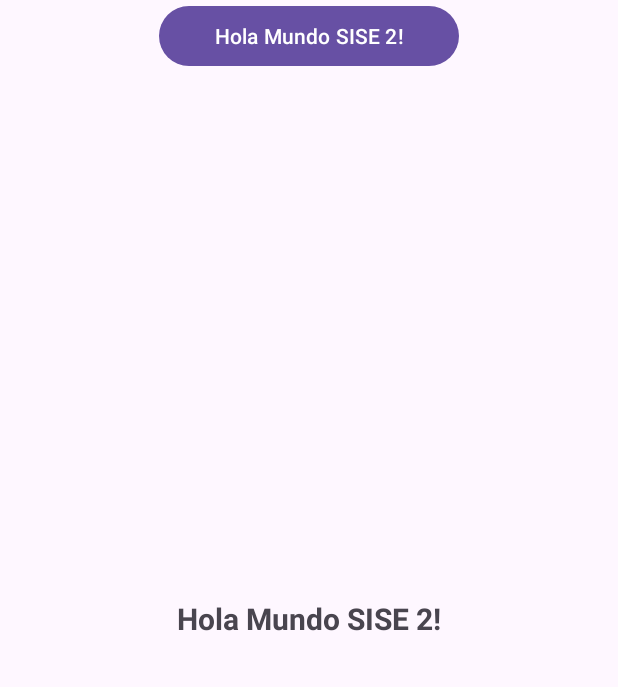
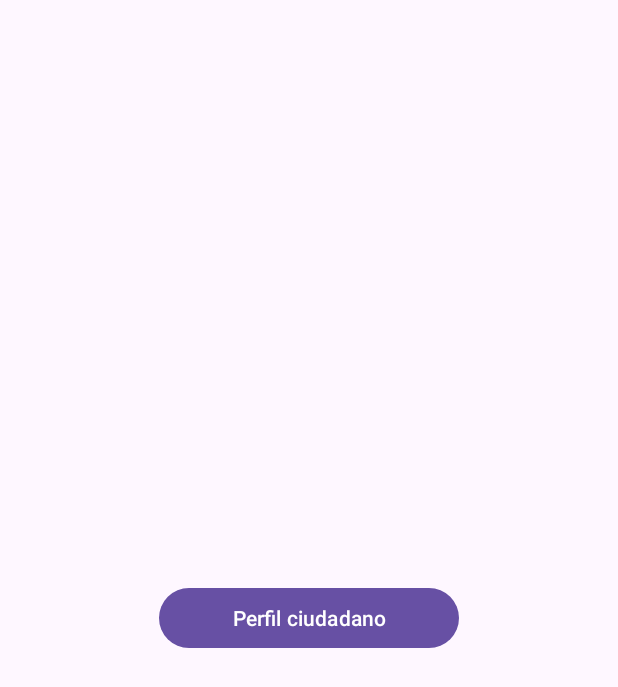
Before and after one commit to stefanodlc4/BotonPanico, an Android app: the screen it shows after launch (MainActivity), on a phone screen of 412 x 824 dp. Shown: the top 687 px of the screen. Run offline under Robolectric (Android 15) with nearby library versions, the phone set to English and light mode, and no system bars.

Commit message:
creacion activity perfil ciudadano

```diff
--- a/app/src/main/AndroidManifest.xml
+++ b/app/src/main/AndroidManifest.xml
@@ -13,6 +13,9 @@
         android:theme="@style/Theme.BotonPanico"
         tools:targetApi="31">
         <activity
+            android:name=".activities.PerfilCiudadanoActivity"
+            android:exported="false" />
+        <activity
             android:name=".MainActivity"
             android:exported="true">
             <intent-filter>
--- a/app/src/main/res/layout/activity_main.xml
+++ b/app/src/main/res/layout/activity_main.xml
@@ -7,26 +7,16 @@
     android:layout_height="match_parent"
     tools:context=".MainActivity">
 
-    <TextView
-        android:id="@+id/activitymain_tv_saludo_principal"
-        android:layout_width="wrap_content"
+
+    <Button
+        android:id="@+id/activitymain_btn_saludar"
+        android:layout_width="200sp"
         android:layout_height="wrap_content"
-        android:text="@string/saludo_sise"
-        android:textSize="20sp"
-        android:textStyle="bold"
+        android:text="Perfil ciudadano"
         app:layout_constraintBottom_toBottomOf="parent"
         app:layout_constraintEnd_toEndOf="parent"
         app:layout_constraintStart_toStartOf="parent"
         app:layout_constraintTop_toTopOf="parent" />
 
-    <Button
-        android:id="@+id/activitymain_btn_saludar"
-        android:layout_width="200sp"
-        android:layout_height="wrap_content"
-        android:text="@string/saludo_sise"
-        app:layout_constraintEnd_toEndOf="parent"
-        app:layout_constraintStart_toStartOf="parent"
-        app:layout_constraintTop_toTopOf="parent"/>
-
 
 </androidx.constraintlayout.widget.ConstraintLayout>
```
Also changed, not shown: app/src/main/java/com/sise/botonpanico/activities/PerfilCiudadanoActivity.java (added, +26 -0 lines), app/src/main/res/layout/activity_perfil_ciudadano.xml (added, +10 -0 lines).
